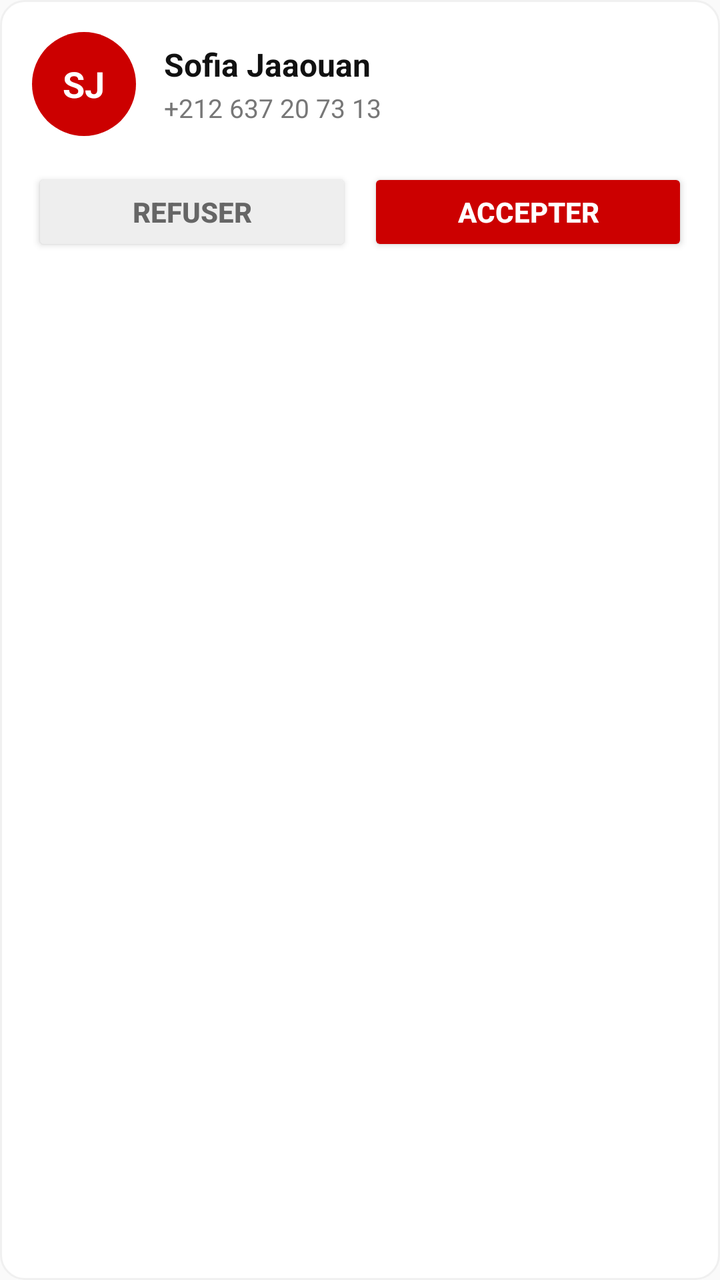
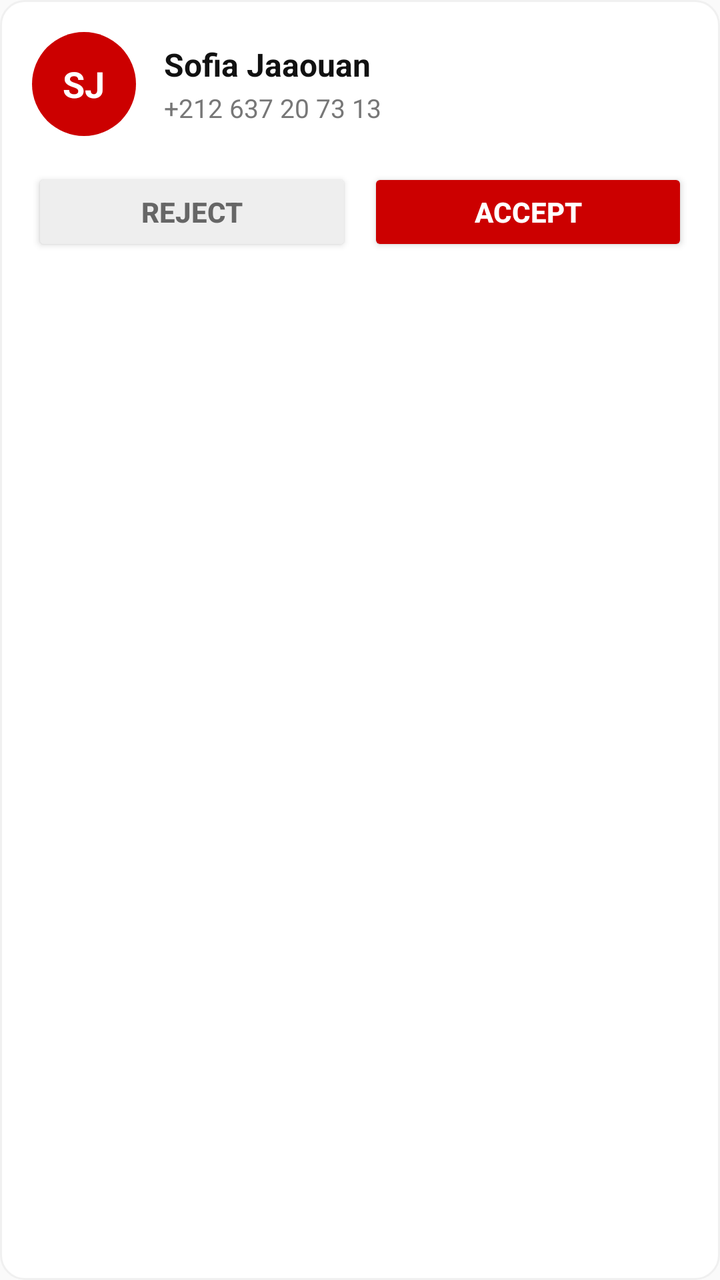

An Android layout rendered at two revisions. The XML below is the earlier revision; the diff shows what the commit changed to produce the second picture.
<!-- AndroidManifest.xml: application theme Theme.AppCompat.Light.NoActionBar -->
<!-- res/layout/item_friend_request.xml -->
<?xml version="1.0" encoding="utf-8"?>
<LinearLayout
    xmlns:android="http://schemas.android.com/apk/res/android"
    android:layout_width="match_parent"
    android:layout_height="wrap_content"
    android:orientation="vertical"
    android:background="@drawable/bg_white_card"
    android:layout_marginBottom="12dp"
    android:padding="16dp">

    <LinearLayout
        android:layout_width="match_parent"
        android:layout_height="wrap_content"
        android:orientation="horizontal"
        android:gravity="center_vertical">

        
        <FrameLayout
            android:layout_width="52dp"
            android:layout_height="52dp"
            android:background="@drawable/circle_avatar_red">

            <TextView
                android:id="@+id/tvInitials"
                android:layout_width="wrap_content"
                android:layout_height="wrap_content"
                android:layout_gravity="center"
                android:text="SJ"
                android:textColor="#FFFFFF"
                android:textSize="18sp"
                android:textStyle="bold"/>
        </FrameLayout>

        
        <LinearLayout
            android:layout_width="0dp"
            android:layout_height="wrap_content"
            android:layout_weight="1"
            android:orientation="vertical"
            android:layout_marginStart="14dp">

            <TextView
                android:id="@+id/tvName"
                android:layout_width="wrap_content"
                android:layout_height="wrap_content"
                android:text="Sofia Jaaouan"
                android:textColor="#111111"
                android:textSize="16sp"
                android:textStyle="bold"/>

            <TextView
                android:id="@+id/tvPhone"
                android:layout_width="wrap_content"
                android:layout_height="wrap_content"
                android:text="+212 637 20 73 13"
                android:textColor="#777777"
                android:textSize="13sp"
                android:layout_marginTop="2dp"/>

            <TextView
                android:id="@+id/tvEmail"
                android:layout_width="wrap_content"
                android:layout_height="wrap_content"
                android:text="sofia@email.com"
                android:textColor="#999999"
                android:textSize="12sp"
                android:layout_marginTop="2dp"
                android:visibility="gone"/>
        </LinearLayout>
    </LinearLayout>

    
    <LinearLayout
        android:layout_width="match_parent"
        android:layout_height="wrap_content"
        android:orientation="horizontal"
        android:layout_marginTop="16dp"
        android:gravity="end">

        <Button
            android:id="@+id/btnReject"
            android:layout_width="0dp"
            android:layout_height="44dp"
            android:layout_weight="1"
            android:text="Refuser"
            android:textColor="#666666"
            android:textSize="14sp"
            android:textStyle="bold"
            android:backgroundTint="#EEEEEE"
            android:layout_marginEnd="8dp"/>

        <Button
            android:id="@+id/btnAccept"
            android:layout_width="0dp"
            android:layout_height="44dp"
            android:layout_weight="1"
            android:text="Accepter"
            android:textColor="#FFFFFF"
            android:textSize="14sp"
            android:textStyle="bold"
            android:backgroundTint="#CC0000"/>
    </LinearLayout>

</LinearLayout>
<!-- resources referenced by this layout -->
<resources>
  <!-- drawable bg_white_card (drawable) -->
  <?xml version="1.0" encoding="utf-8"?>
  <shape xmlns:android="http://schemas.android.com/apk/res/android">
      <solid android:color="#FFFFFF"/>
      <corners android:radius="12dp"/>
      <stroke android:width="1dp" android:color="#F0F0F0"/>
  </shape>
  <!-- drawable circle_avatar_red (drawable) -->
  <?xml version="1.0" encoding="utf-8"?>
  <shape xmlns:android="http://schemas.android.com/apk/res/android"
      android:shape="oval">
      <solid android:color="#CC0000" />
      <size android:width="38dp" android:height="38dp" />
  </shape>
</resources>

<!-- the commit's change to res/layout/item_friend_request.xml (unified diff, before → after) -->
@@ -1,6 +1,7 @@
 <?xml version="1.0" encoding="utf-8"?>
 <LinearLayout
     xmlns:android="http://schemas.android.com/apk/res/android"
+    xmlns:app="http://schemas.android.com/apk/res-auto"
     android:layout_width="match_parent"
     android:layout_height="wrap_content"
     android:orientation="vertical"
@@ -82,7 +83,7 @@
             android:layout_width="0dp"
             android:layout_height="44dp"
             android:layout_weight="1"
-            android:text="Refuser"
+            android:text="@string/friend_request_reject"
             android:textColor="#666666"
             android:textSize="14sp"
             android:textStyle="bold"
@@ -94,7 +95,7 @@
             android:layout_width="0dp"
             android:layout_height="44dp"
             android:layout_weight="1"
-            android:text="Accepter"
+            android:text="@string/friend_request_accept"
             android:textColor="#FFFFFF"
             android:textSize="14sp"
             android:textStyle="bold"
<!-- resource entries referenced after the edit -->
@@ -14,5 +14,7 @@
       <solid android:color="#CC0000" />
       <size android:width="38dp" android:height="38dp" />
   </shape>
+  <string name="friend_request_accept">Accept</string>
+  <string name="friend_request_reject">Reject</string>
 </resources>
 
